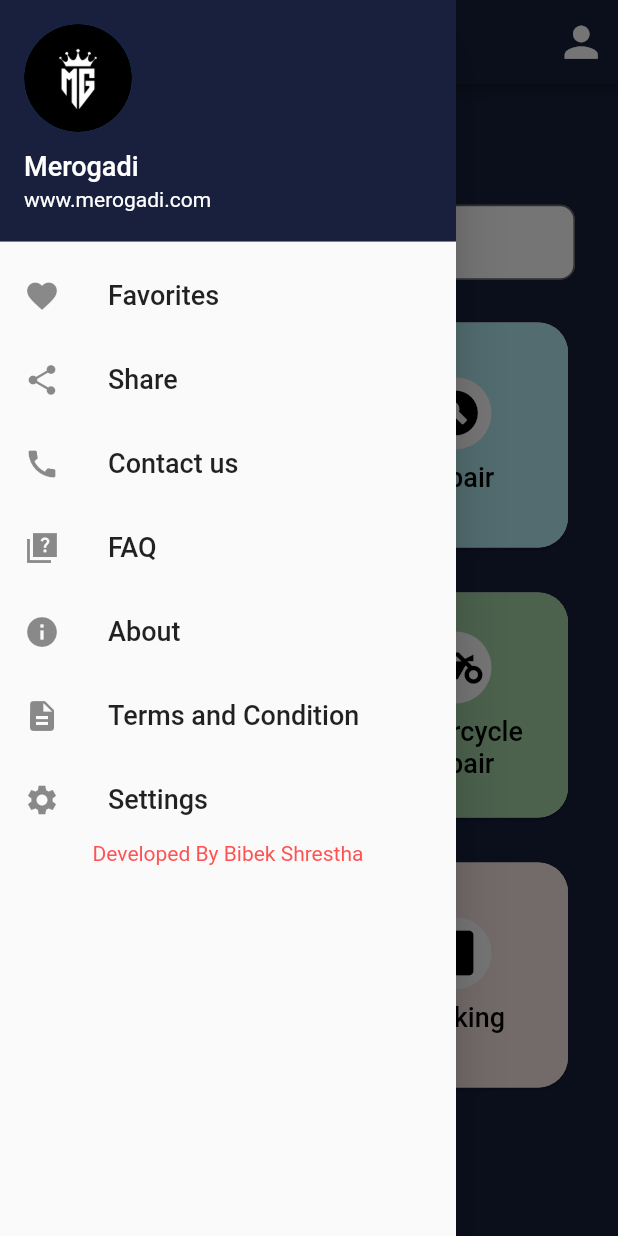
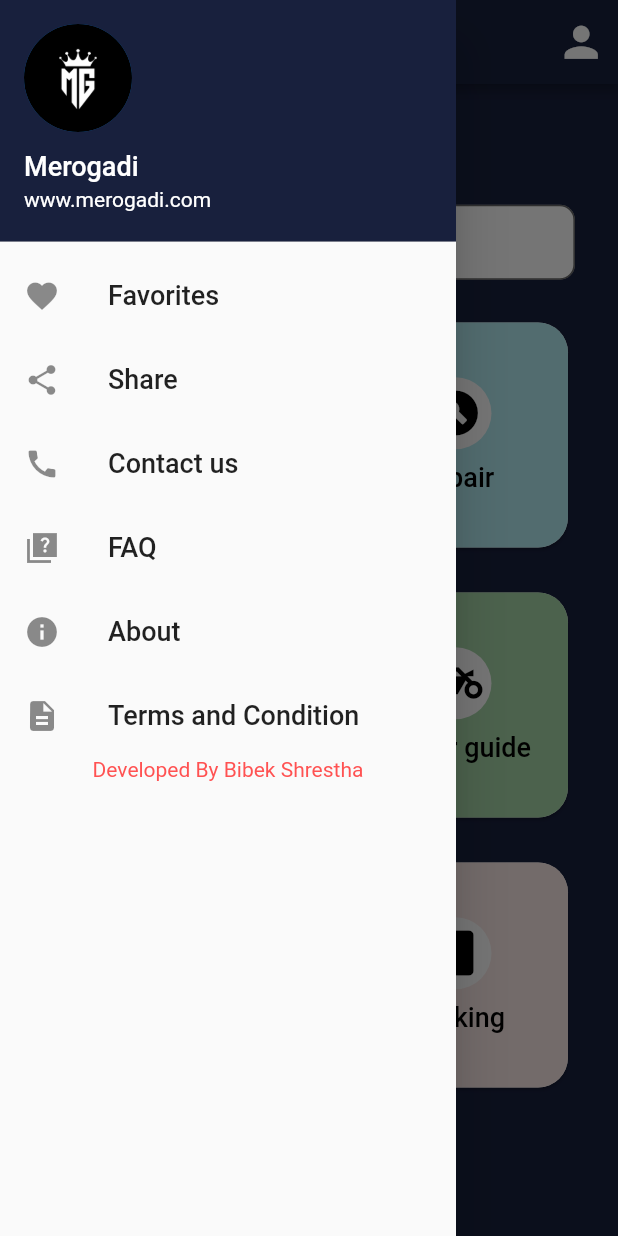
Before and after one commit to bsthaa/Merogadi, a Flutter app: the HomePage screen opened directly, with the side drawer open, on a phone screen of 412 x 824 dp. Run offline on Flutter 3.47's test engine with Material 2 defaults, Android fonts, the phone set to English and light mode, and no system bars; our stand-ins replace cloud_firestore, firebase_auth, firebase_core, fluttertoast; accounts and stored records are empty.

Commit message:
Updated dependecies

```diff
--- a/merogadi/lib/home.dart
+++ b/merogadi/lib/home.dart
@@ -177,7 +177,7 @@ class _HomePageState extends State<HomePage> {
                     onTap: () => Navigator.push(context,
                         MaterialPageRoute(builder: (context) => const Parts())),
                     child: const HomeCards(
-                      title: "Motorcycle Repair",
+                      title: "Repair guide",
                       background: Color(0xFFA5D6A7),
                       icons: Icons.two_wheeler,
                     ),
--- a/merogadi/lib/nav.dart
+++ b/merogadi/lib/nav.dart
@@ -101,17 +101,17 @@ class NavBar extends StatelessWidget {
             onTap: () => Navigator.push(context,
                 MaterialPageRoute(builder: (context) => const TermsCond())),
           ),
-          ListTile(
-            leading: const Icon(
-              Icons.settings,
-              size: 24,
-            ),
-            title: const Text(
-              'Settings',
-              style: TextStyle(fontSize: 18),
-            ),
-            onTap: () => {Navigator.of(context).pop()},
-          ),
+          // ListTile(
+          //   leading: const Icon(
+          //     Icons.settings,
+          //     size: 24,
+          //   ),
+          //   title: const Text(
+          //     'Settings',
+          //     style: TextStyle(fontSize: 18),
+          //   ),
+          //   onTap: () => {Navigator.of(context).pop()},
+          // ),
           const Text(
             'Developed By Bibek Shrestha',
             textAlign: TextAlign.center,
--- a/merogadi/lib/parts_and_acce.dart
+++ b/merogadi/lib/parts_and_acce.dart
@@ -18,7 +18,7 @@ class _PartsState extends State<Parts> {
       appBar: AppBar(
         backgroundColor: const Color(0xff18203d),
         title: const Text(
-          "Motorcycle Repair",
+          "Repair guide",
           style: TextStyle(
               color: Colors.white, fontWeight: FontWeight.w700, fontSize: 22),
         ),
```
Also changed, not shown: merogadi/pubspec.lock, 3 other files.
